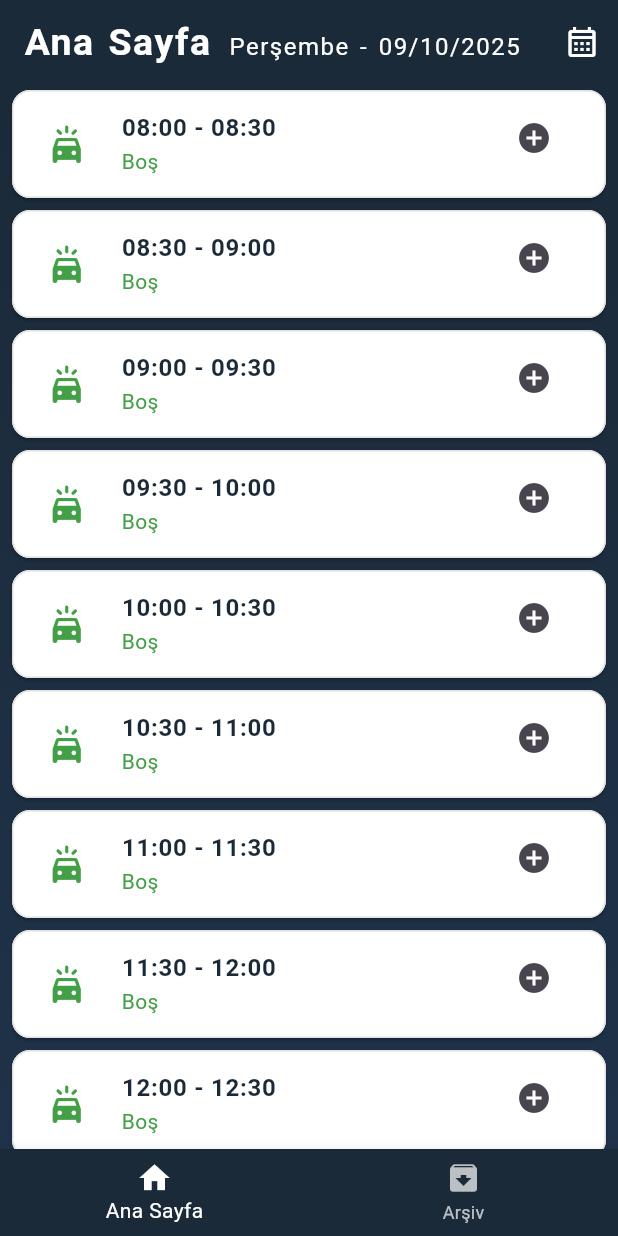
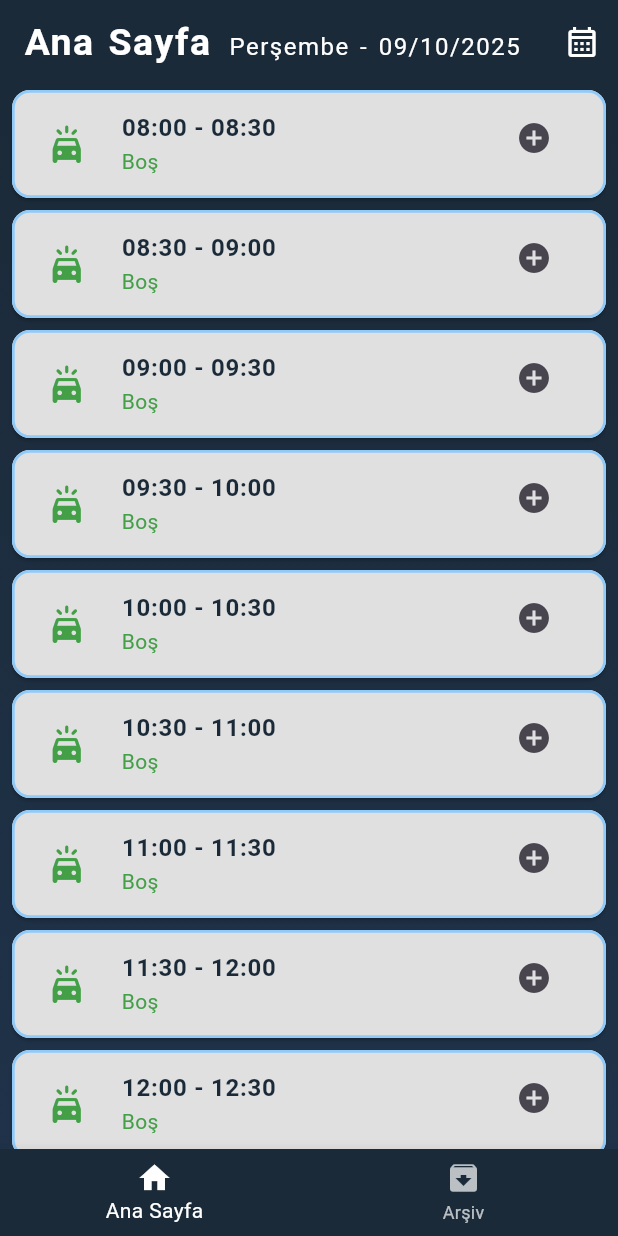
Before and after one commit to uluckabd/car_wash, a Flutter app: the screen it shows after launch, on a phone screen of 412 x 824 dp. Run offline on Flutter 3.47's test engine with Material 3 defaults, Android fonts, the phone set to English and light mode, and no system bars; our stand-ins replace google_fonts, mask_text_input_formatter, sqflite, syncfusion_flutter_charts; accounts and stored records are empty.

Commit message:
ana sayfa card tasarımı düzenlendi

```diff
--- a/lib/main.dart
+++ b/lib/main.dart
@@ -10,7 +10,7 @@ import 'package:intl/intl.dart';
 import 'package:flutter/cupertino.dart';
 
 // Uygulama genelinde kullanılacak renkleri ve metinleri sabitler olarak tanımlıyoruz.
-const Color primaryColor = Color.fromRGBO(255, 1, 1, 1);
+const Color primaryColor = Colors.red;
 const Color secondaryColor = Color(0xFF90CAF9);
 const Color darkBlue = Color(0xFF1B2A38);
 const List<String> weekdays = [
@@ -251,6 +251,7 @@ class _MyHomePageState extends State<MyHomePage> {
   ) {
     final bool doluMu = randevuBilgi.isNotEmpty;
     // Renk ve tema ayarları
+    // primaryColor ve secondaryColor'ın tanımlı olduğunu varsayıyoruz
     final Color itemColor = doluMu ? primaryColor : secondaryColor;
     final Color iconColor = doluMu
         ? Colors.red.shade700
@@ -259,14 +260,15 @@ class _MyHomePageState extends State<MyHomePage> {
     return Padding(
       padding: const EdgeInsets.symmetric(horizontal: 4.0),
       child: Card(
-        color: Colors.white,
+        color: Colors.grey.shade300,
         // Card ile Listeleme öğesine hafif bir gölge ve köşe yuvarlaklığı ekliyoruz.
         elevation: doluMu ? 4 : 1, // Dolu randevulara daha belirgin bir gölge
         shape: RoundedRectangleBorder(
           borderRadius: BorderRadius.circular(12),
           side: BorderSide(
-            color: doluMu ? itemColor.withOpacity(0.5) : Colors.grey.shade300,
-            width: 1,
+            // BOŞ (doluMu == false) ise secondaryColor (yani istenen accentColor) kullanıldı.
+            color: doluMu ? itemColor.withOpacity(0.5) : secondaryColor,
+            width: 1.8,
           ),
         ),
         child: ListTile(
@@ -758,8 +760,7 @@ class _MyHomePageState extends State<MyHomePage> {
           ],
         ),
       ),
-      bottomNavigationBar: Container(
-        child: BottomNavigationBar(
+      bottomNavigationBar: BottomNavigationBar(
         backgroundColor: darkBlue,
         currentIndex: selectedIndex,
         onTap: (index) {
@@ -772,7 +773,6 @@ class _MyHomePageState extends State<MyHomePage> {
 
           BottomNavigationBarItem(icon: Icon(Icons.archive), label: 'Arşiv'),
         ],
-        ),
       ),
       //floatingActionButton: FloatingActionButton(
       //  onPressed: () async {
```
Lines whose indentation alone changed are shown as unchanged.
